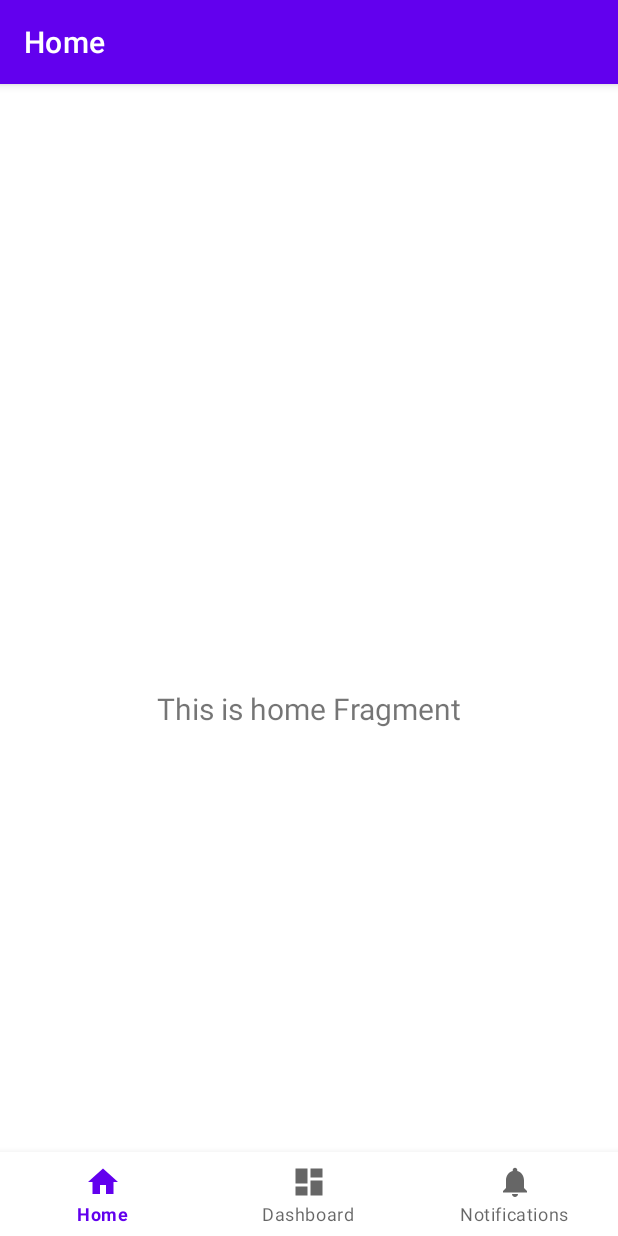
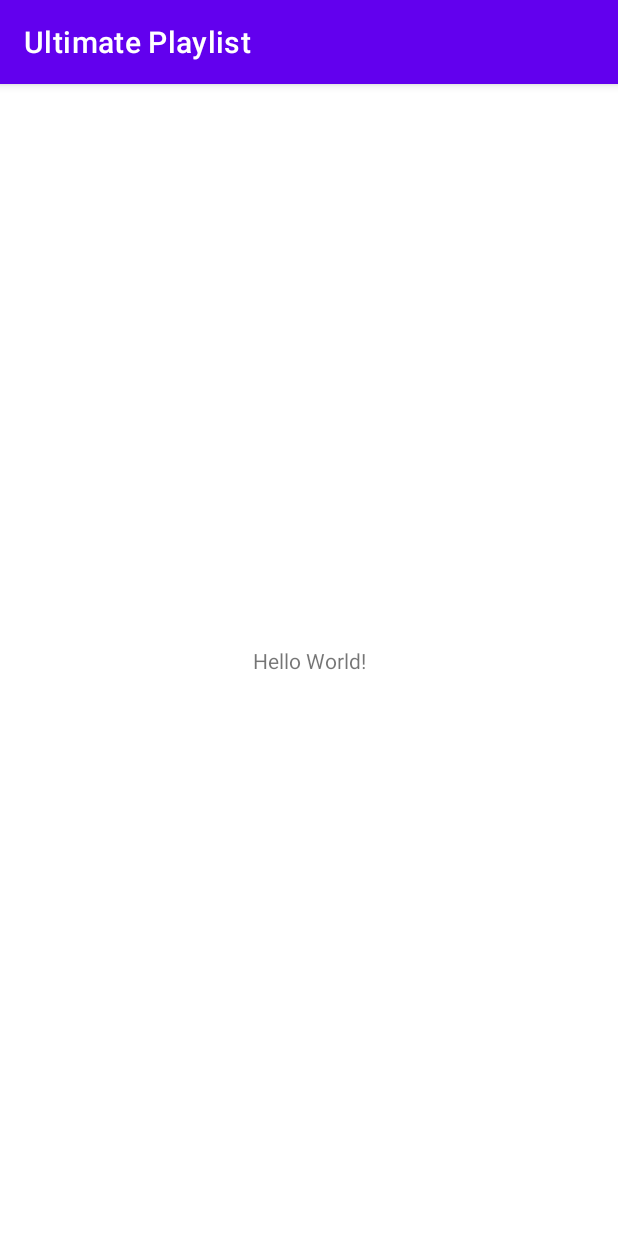
Before and after one commit to jatozy/MultiMusicStreaming, an Android app: the screen it shows after launch (MainActivity), on a phone screen of 412 x 824 dp. Run offline under Robolectric (Android 15) with nearby library versions, the phone set to English and light mode, and no system bars.

Commit message:
Add first empty application

```diff
--- a/app/src/main/AndroidManifest.xml
+++ b/app/src/main/AndroidManifest.xml
@@ -9,9 +9,7 @@
         android:roundIcon="@mipmap/ic_launcher_round"
         android:supportsRtl="true"
         android:theme="@style/Theme.UltimatePlaylist">
-        <activity
-            android:name=".MainActivity"
-            android:label="@string/app_name">
+        <activity android:name=".MainActivity">
             <intent-filter>
                 <action android:name="android.intent.action.MAIN" />
 
--- a/app/src/main/java/de/jato_engineering/ultimateplaylist/MainActivity.kt
+++ b/app/src/main/java/de/jato_engineering/ultimateplaylist/MainActivity.kt
@@ -1,26 +1,11 @@
 package de.jato_engineering.ultimateplaylist
 
+import androidx.appcompat.app.AppCompatActivity
 import android.os.Bundle
-import com.google.android.material.bottomnavigation.BottomNavigationView
-import androidx.appcompat.app.AppCompatActivity
-import androidx.navigation.findNavController
-import androidx.navigation.ui.AppBarConfiguration
-import androidx.navigation.ui.setupActionBarWithNavController
-import androidx.navigation.ui.setupWithNavController
 
 class MainActivity : AppCompatActivity() {
-
     override fun onCreate(savedInstanceState: Bundle?) {
         super.onCreate(savedInstanceState)
         setContentView(R.layout.activity_main)
-        val navView: BottomNavigationView = findViewById(R.id.nav_view)
-
-        val navController = findNavController(R.id.nav_host_fragment)
-        // Passing each menu ID as a set of Ids because each
-        // menu should be considered as top level destinations.
-        val appBarConfiguration = AppBarConfiguration(setOf(
-                R.id.navigation_home, R.id.navigation_dashboard, R.id.navigation_notifications))
-        setupActionBarWithNavController(navController, appBarConfiguration)
-        navView.setupWithNavController(navController)
     }
 }
--- a/app/src/main/java/de/jato_engineering/ultimateplaylist/ui/home/HomeFragment.kt
+++ /dev/null
@@ -1,31 +0,0 @@
-package de.jato_engineering.ultimateplaylist.ui.home
-
-import android.os.Bundle
-import android.view.LayoutInflater
-import android.view.View
-import android.view.ViewGroup
-import android.widget.TextView
-import androidx.fragment.app.Fragment
-import androidx.lifecycle.Observer
-import androidx.lifecycle.ViewModelProvider
-import de.jato_engineering.ultimateplaylist.R
-
-class HomeFragment : Fragment() {
-
-    private lateinit var homeViewModel: HomeViewModel
-
-    override fun onCreateView(
-            inflater: LayoutInflater,
-            container: ViewGroup?,
-            savedInstanceState: Bundle?
-    ): View? {
-        homeViewModel =
-                ViewModelProvider(this).get(HomeViewModel::class.java)
-        val root = inflater.inflate(R.layout.fragment_home, container, false)
-        val textView: TextView = root.findViewById(R.id.text_home)
-        homeViewModel.text.observe(viewLifecycleOwner, Observer {
-            textView.text = it
-        })
-        return root
-    }
-}
--- a/app/src/main/java/de/jato_engineering/ultimateplaylist/ui/home/HomeViewModel.kt
+++ /dev/null
@@ -1,13 +0,0 @@
-package de.jato_engineering.ultimateplaylist.ui.home
-
-import androidx.lifecycle.LiveData
-import androidx.lifecycle.MutableLiveData
-import androidx.lifecycle.ViewModel
-
-class HomeViewModel : ViewModel() {
-
-    private val _text = MutableLiveData<String>().apply {
-        value = "This is home Fragment"
-    }
-    val text: LiveData<String> = _text
-}
--- a/app/src/main/res/drawable/ic_dashboard_black_24dp.xml
+++ /dev/null
@@ -1,9 +0,0 @@
-<vector xmlns:android="http://schemas.android.com/apk/res/android"
-    android:width="24dp"
-    android:height="24dp"
-    android:viewportWidth="24.0"
-    android:viewportHeight="24.0">
-    <path
-        android:fillColor="#FF000000"
-        android:pathData="M3,13h8L11,3L3,3v10zM3,21h8v-6L3,15v6zM13,21h8L21,11h-8v10zM13,3v6h8L21,3h-8z" />
-</vector>
--- a/app/src/main/res/drawable/ic_home_black_24dp.xml
+++ /dev/null
@@ -1,9 +0,0 @@
-<vector xmlns:android="http://schemas.android.com/apk/res/android"
-    android:width="24dp"
-    android:height="24dp"
-    android:viewportWidth="24.0"
-    android:viewportHeight="24.0">
-    <path
-        android:fillColor="#FF000000"
-        android:pathData="M10,20v-6h4v6h5v-8h3L12,3 2,12h3v8z" />
-</vector>
--- a/app/src/main/res/drawable/ic_notifications_black_24dp.xml
+++ /dev/null
@@ -1,9 +0,0 @@
-<vector xmlns:android="http://schemas.android.com/apk/res/android"
-    android:width="24dp"
-    android:height="24dp"
-    android:viewportWidth="24.0"
-    android:viewportHeight="24.0">
-    <path
-        android:fillColor="#FF000000"
-        android:pathData="M12,22c1.1,0 2,-0.9 2,-2h-4c0,1.1 0.89,2 2,2zM18,16v-5c0,-3.07 -1.64,-5.64 -4.5,-6.32L13.5,4c0,-0.83 -0.67,-1.5 -1.5,-1.5s-1.5,0.67 -1.5,1.5v0.68C7.63,5.36 6,7.92 6,11v5l-2,2v1h16v-1l-2,-2z" />
-</vector>
--- a/app/src/main/res/layout/activity_main.xml
+++ b/app/src/main/res/layout/activity_main.xml
@@ -1,33 +1,18 @@
 <?xml version="1.0" encoding="utf-8"?>
 <androidx.constraintlayout.widget.ConstraintLayout xmlns:android="http://schemas.android.com/apk/res/android"
     xmlns:app="http://schemas.android.com/apk/res-auto"
-    android:id="@+id/container"
+    xmlns:tools="http://schemas.android.com/tools"
     android:layout_width="match_parent"
     android:layout_height="match_parent"
-    android:paddingTop="?attr/actionBarSize">
+    tools:context=".MainActivity">
 
-    <com.google.android.material.bottomnavigation.BottomNavigationView
-        android:id="@+id/nav_view"
-        android:layout_width="0dp"
+    <TextView
+        android:layout_width="wrap_content"
         android:layout_height="wrap_content"
-        android:layout_marginStart="0dp"
-        android:layout_marginEnd="0dp"
-        android:background="?android:attr/windowBackground"
+        android:text="Hello World!"
         app:layout_constraintBottom_toBottomOf="parent"
         app:layout_constraintLeft_toLeftOf="parent"
         app:layout_constraintRight_toRightOf="parent"
-        app:menu="@menu/bottom_nav_menu" />
-
-    <fragment
-        android:id="@+id/nav_host_fragment"
-        android:name="androidx.navigation.fragment.NavHostFragment"
-        android:layout_width="match_parent"
-        android:layout_height="match_parent"
-        app:defaultNavHost="true"
-        app:layout_constraintBottom_toTopOf="@id/nav_view"
-        app:layout_constraintLeft_toLeftOf="parent"
-        app:layout_constraintRight_toRightOf="parent"
-        app:layout_constraintTop_toTopOf="parent"
-        app:navGraph="@navigation/mobile_navigation" />
+        app:layout_constraintTop_toTopOf="parent" />
 
 </androidx.constraintlayout.widget.ConstraintLayout>
--- a/app/src/main/res/layout/fragment_home.xml
+++ /dev/null
@@ -1,22 +0,0 @@
-<?xml version="1.0" encoding="utf-8"?>
-<androidx.constraintlayout.widget.ConstraintLayout xmlns:android="http://schemas.android.com/apk/res/android"
-    xmlns:app="http://schemas.android.com/apk/res-auto"
-    xmlns:tools="http://schemas.android.com/tools"
-    android:layout_width="match_parent"
-    android:layout_height="match_parent"
-    tools:context=".ui.home.HomeFragment">
-
-    <TextView
-        android:id="@+id/text_home"
-        android:layout_width="match_parent"
-        android:layout_height="wrap_content"
-        android:layout_marginStart="8dp"
-        android:layout_marginTop="8dp"
-        android:layout_marginEnd="8dp"
-        android:textAlignment="center"
-        android:textSize="20sp"
-        app:layout_constraintBottom_toBottomOf="parent"
-        app:layout_constraintEnd_toEndOf="parent"
-        app:layout_constraintStart_toStartOf="parent"
-        app:layout_constraintTop_toTopOf="parent" />
-</androidx.constraintlayout.widget.ConstraintLayout>
--- a/app/src/main/res/menu/bottom_nav_menu.xml
+++ /dev/null
@@ -1,19 +0,0 @@
-<?xml version="1.0" encoding="utf-8"?>
-<menu xmlns:android="http://schemas.android.com/apk/res/android">
-
-    <item
-        android:id="@+id/navigation_home"
-        android:icon="@drawable/ic_home_black_24dp"
-        android:title="@string/title_home" />
-
-    <item
-        android:id="@+id/navigation_dashboard"
-        android:icon="@drawable/ic_dashboard_black_24dp"
-        android:title="@string/title_dashboard" />
-
-    <item
-        android:id="@+id/navigation_notifications"
-        android:icon="@drawable/ic_notifications_black_24dp"
-        android:title="@string/title_notifications" />
-
-</menu>
--- a/app/src/main/res/navigation/mobile_navigation.xml
+++ /dev/null
@@ -1,25 +0,0 @@
-<?xml version="1.0" encoding="utf-8"?>
-<navigation xmlns:android="http://schemas.android.com/apk/res/android"
-    xmlns:app="http://schemas.android.com/apk/res-auto"
-    xmlns:tools="http://schemas.android.com/tools"
-    android:id="@+id/mobile_navigation"
-    app:startDestination="@+id/navigation_home">
-
-    <fragment
-        android:id="@+id/navigation_home"
-        android:name="de.jato_engineering.ultimateplaylist.ui.home.HomeFragment"
-        android:label="@string/title_home"
-        tools:layout="@layout/fragment_home" />
-
-    <fragment
-        android:id="@+id/navigation_dashboard"
-        android:name="de.jato_engineering.ultimateplaylist.ui.dashboard.DashboardFragment"
-        android:label="@string/title_dashboard"
-        tools:layout="@layout/fragment_dashboard" />
-
-    <fragment
-        android:id="@+id/navigation_notifications"
-        android:name="de.jato_engineering.ultimateplaylist.ui.notifications.NotificationsFragment"
-        android:label="@string/title_notifications"
-        tools:layout="@layout/fragment_notifications" />
-</navigation>
--- a/app/src/main/res/values/dimens.xml
+++ /dev/null
@@ -1,5 +0,0 @@
-<resources>
-    <!-- Default screen margins, per the Android Design guidelines. -->
-    <dimen name="activity_horizontal_margin">16dp</dimen>
-    <dimen name="activity_vertical_margin">16dp</dimen>
-</resources>
--- a/app/src/main/res/values/strings.xml
+++ b/app/src/main/res/values/strings.xml
@@ -1,6 +1,3 @@
 <resources>
     <string name="app_name">Ultimate Playlist</string>
-    <string name="title_home">Home</string>
-    <string name="title_dashboard">Dashboard</string>
-    <string name="title_notifications">Notifications</string>
 </resources>
```
Also changed, not shown: app/build.gradle (+7 -13 lines), app/src/main/java/de/jato_engineering/ultimateplaylist/ui/dashboard/DashboardFragment.kt (deleted, +0 -31 lines), app/src/main/java/de/jato_engineering/ultimateplaylist/ui/dashboard/DashboardViewModel.kt (deleted, +0 -13 lines), app/src/main/java/de/jato_engineering/ultimateplaylist/ui/notifications/NotificationsFragment.kt (deleted, +0 -31 lines), app/src/main/java/de/jato_engineering/ultimateplaylist/ui/notifications/NotificationsViewModel.kt (deleted, +0 -13 lines), app/src/main/res/layout/fragment_dashboard.xml (deleted, +0 -22 lines), app/src/main/res/layout/fragment_notifications.xml (deleted, +0 -22 lines), gradle/wrapper/gradle-wrapper.properties.
